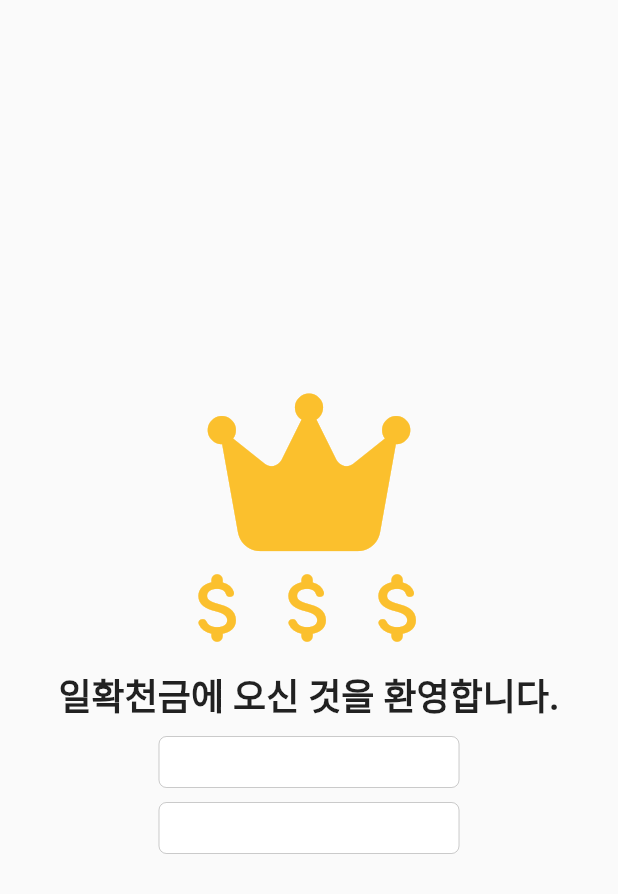
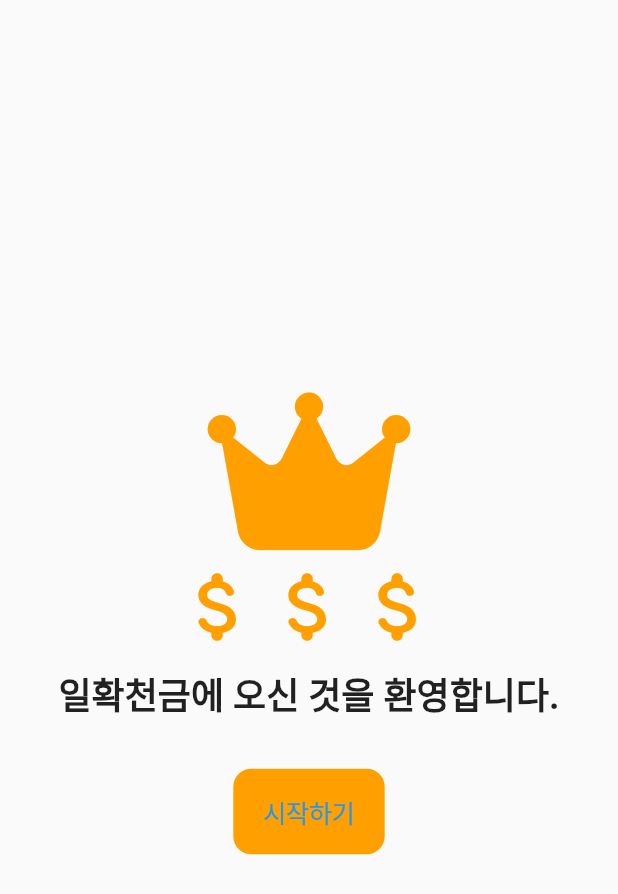
Before and after one commit to Carl-Lee91/Money, a Flutter app: the screen it shows after launch, on a phone screen of 412 x 824 dp. Shown: the top 894 px of the screen. Run offline on Flutter 3.47's test engine with Material 2 defaults, Android fonts, the phone set to English and light mode, and no system bars; our stand-ins replace font_awesome_flutter.

Commit message:
06.29 firststep
첫 화면과 넘어가지는 두 번째 화면 그리고 포춘 쿠키 구현 이전화면까지

```diff
--- a/lib/authentificatiom/sign_up_screen.dart
+++ /dev/null
@@ -1,89 +0,0 @@
-import 'package:flutter/cupertino.dart';
-import 'package:flutter/material.dart';
-import 'package:font_awesome_flutter/font_awesome_flutter.dart';
-
-class SignUpScreen extends StatelessWidget {
-  SignUpScreen({super.key});
-
-  final TextEditingController _textEditingController = TextEditingController();
-
-  @override
-  Widget build(BuildContext context) {
-    return SafeArea(
-      child: SafeArea(
-        child: Scaffold(
-          body: Column(
-            mainAxisAlignment: MainAxisAlignment.center,
-            children: [
-              FaIcon(
-                FontAwesomeIcons.crown,
-                color: Colors.yellow.shade700,
-                size: 120,
-              ),
-              Row(
-                mainAxisAlignment: MainAxisAlignment.center,
-                children: [
-                  Icon(
-                    Icons.attach_money_rounded,
-                    color: Colors.yellow.shade700,
-                    size: 60,
-                  ),
-                  Icon(
-                    Icons.attach_money_rounded,
-                    color: Colors.yellow.shade700,
-                    size: 60,
-                  ),
-                  Icon(
-                    Icons.attach_money_rounded,
-                    color: Colors.yellow.shade700,
-                    size: 60,
-                  ),
-                ],
-              ),
-              const SizedBox(
-                height: 10,
-              ),
-              const Row(
-                mainAxisAlignment: MainAxisAlignment.center,
-                children: [
-                  Expanded(
-                    child: Text(
-                      "일확천금에 오신 것을 환영합니다.",
-                      textAlign: TextAlign.center,
-                      style: TextStyle(
-                        fontWeight: FontWeight.w600,
-                        fontSize: 24,
-                      ),
-                    ),
-                  ),
-                ],
-              ),
-              const SizedBox(
-                height: 10,
-              ),
-              Column(
-                children: [
-                  SizedBox(
-                    width: 200,
-                    child: CupertinoTextField(
-                      controller: _textEditingController,
-                    ),
-                  ),
-                  const SizedBox(
-                    height: 10,
-                  ),
-                  SizedBox(
-                    width: 200,
-                    child: CupertinoTextField(
-                      controller: _textEditingController,
-                    ),
-                  ),
-                ],
-              ),
-            ],
-          ),
-        ),
-      ),
-    );
-  }
-}
--- /dev/null
+++ b/lib/constant/size.dart
@@ -0,0 +1,32 @@
+class Sizes {
+  static const size1 = 1.0;
+  static const size2 = 2.0;
+  static const size3 = 3.0;
+  static const size4 = 4.0;
+  static const size5 = 5.0;
+  static const size6 = 6.0;
+  static const size7 = 7.0;
+  static const size8 = 8.0;
+  static const size9 = 9.0;
+  static const size10 = 10.0;
+  static const size11 = 11.0;
+  static const size12 = 12.0;
+  static const size14 = 14.0;
+  static const size16 = 16.0;
+  static const size18 = 18.0;
+  static const size20 = 20.0;
+  static const size24 = 24.0;
+  static const size28 = 28.0;
+  static const size32 = 32.0;
+  static const size36 = 36.0;
+  static const size40 = 40.0;
+  static const size44 = 44.0;
+  static const size48 = 48.0;
+  static const size52 = 52.0;
+  static const size56 = 56.0;
+  static const size60 = 60.0;
+  static const size64 = 64.0;
+  static const size72 = 72.0;
+  static const size80 = 80.0;
+  static const size96 = 96.0;
+}
--- /dev/null
+++ b/lib/welcome_screen.dart
@@ -0,0 +1,94 @@
+import 'package:flutter/cupertino.dart';
+import 'package:flutter/material.dart';
+import 'package:font_awesome_flutter/font_awesome_flutter.dart';
+import 'package:money/constant/size.dart';
+import 'package:money/fortune_cookie_screen.dart';
+
+class WelcomeScreen extends StatelessWidget {
+  WelcomeScreen({super.key});
+  final Color mainColor = Colors.amber.shade700;
+
+  void _onTabNext(BuildContext context) {
+    Navigator.pushReplacement(
+      context,
+      MaterialPageRoute(
+        builder: (context) => const FortuneCookieScreen(),
+      ),
+    );
+  }
+
+  @override
+  Widget build(BuildContext context) {
+    return SafeArea(
+      child: SafeArea(
+        child: Scaffold(
+          body: Column(
+            mainAxisAlignment: MainAxisAlignment.center,
+            children: [
+              Hero(
+                tag: "openingSymbol",
+                child: Column(
+                  children: [
+                    FaIcon(
+                      FontAwesomeIcons.crown,
+                      color: mainColor,
+                      size: Sizes.size60 + Sizes.size60,
+                    ),
+                    Row(
+                      mainAxisAlignment: MainAxisAlignment.center,
+                      children: [
+                        Icon(
+                          Icons.attach_money_rounded,
+                          color: mainColor,
+                          size: Sizes.size60,
+                        ),
+                        Icon(
+                          Icons.attach_money_rounded,
+                          color: mainColor,
+                          size: Sizes.size60,
+                        ),
+                        Icon(
+                          Icons.attach_money_rounded,
+                          color: mainColor,
+                          size: Sizes.size60,
+                        ),
+                      ],
+                    ),
+                  ],
+                ),
+              ),
+              const SizedBox(
+                height: Sizes.size10,
+              ),
+              const Row(
+                mainAxisAlignment: MainAxisAlignment.center,
+                children: [
+                  Expanded(
+                    child: Text(
+                      "일확천금에 오신 것을 환영합니다.",
+                      textAlign: TextAlign.center,
+                      style: TextStyle(
+                        fontWeight: FontWeight.w600,
+                        fontSize: Sizes.size24,
+                      ),
+                    ),
+                  ),
+                ],
+              ),
+              const SizedBox(
+                height: Sizes.size32,
+              ),
+              CupertinoButton(
+                color: mainColor,
+                onPressed: () => _onTabNext(context),
+                child: const Text(
+                  "시작하기",
+                ),
+              ),
+            ],
+          ),
+        ),
+      ),
+    );
+  }
+}
```
Also changed, not shown: lib/constant/gap.dart (added, +67 -0 lines), lib/fortune_cookie_screen.dart (added, +58 -0 lines), lib/start_screen.dart (+17 -12 lines).
